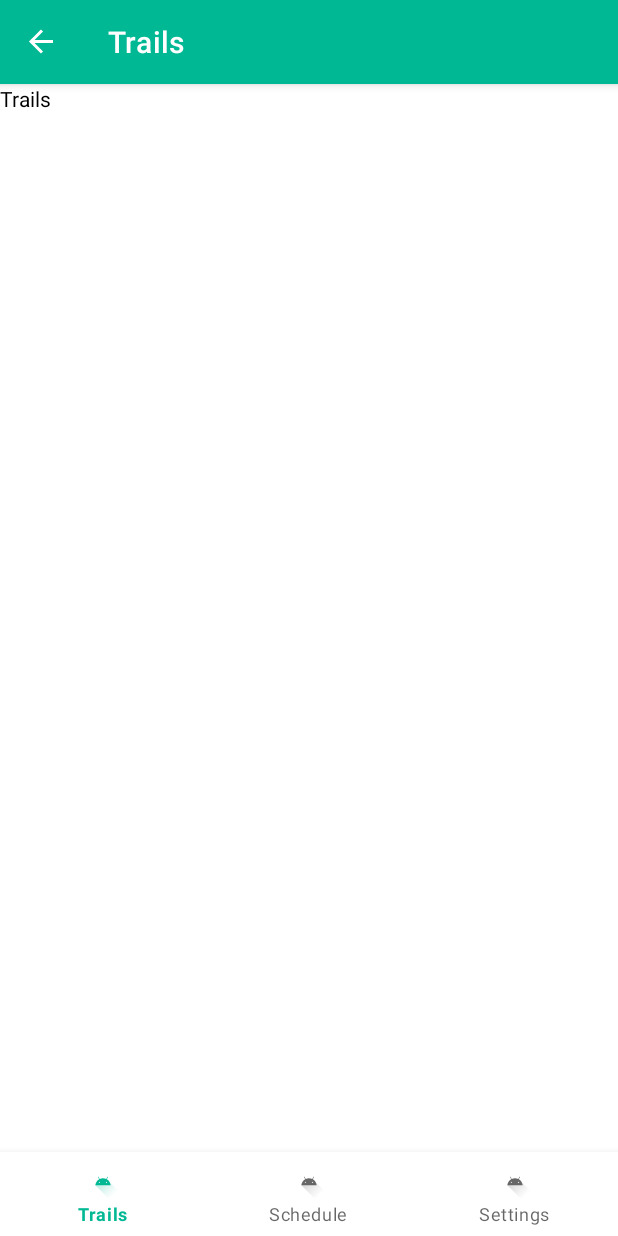
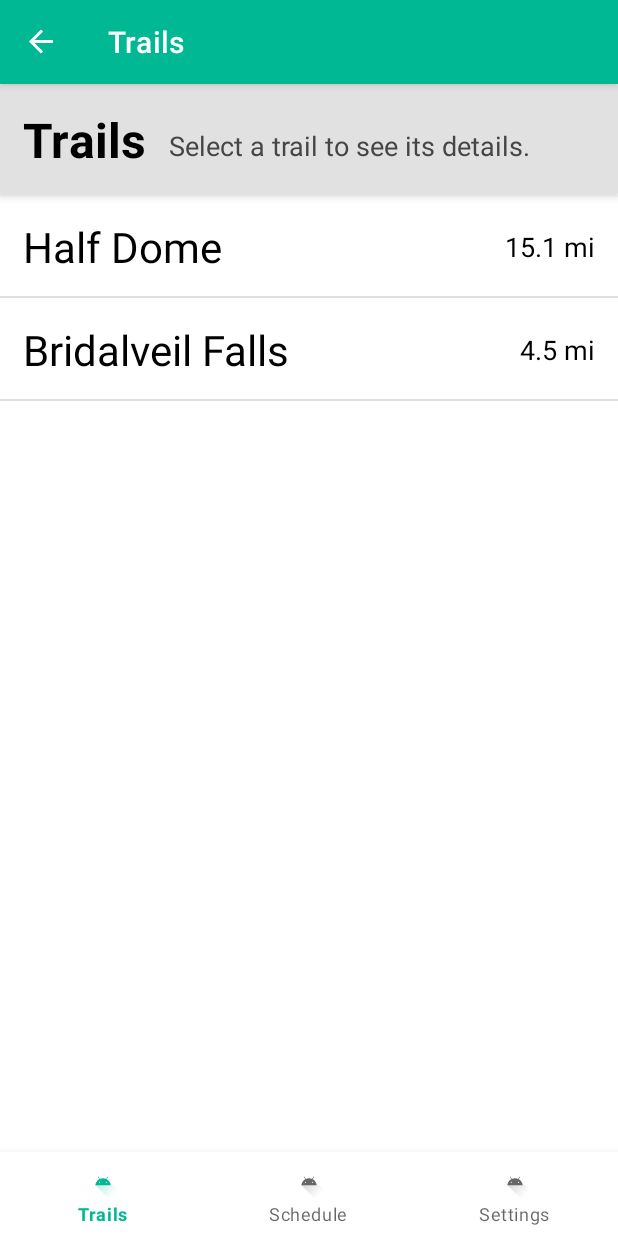
Before and after one commit to noahgeren/TrailAngel, an Android app: the MainActivity screen opened directly, with no data from a screen before it, after a tap on "Big Bend", on a phone screen of 412 x 824 dp. Run offline under Robolectric (Android 15) with nearby library versions, the light colour scheme and no system bars; our stand-ins replace navigation-ui; libraries missing offline, so code that uses them is left out: retrofit2.converter.jackson; 1 statement that could not run was skipped.

Commit message:
Adding more views

```diff
--- a/client/app/build.gradle
+++ b/client/app/build.gradle
@@ -49,4 +49,10 @@ dependencies {
     testImplementation 'junit:junit:4.13.2'
     androidTestImplementation 'androidx.test.ext:junit:1.1.2'
     androidTestImplementation 'androidx.test.espresso:espresso-core:3.3.0'
+    // https://mvnrepository.com/artifact/com.squareup.retrofit2/retrofit
+    implementation 'com.squareup.retrofit2:retrofit:2.9.0'
+    // https://mvnrepository.com/artifact/com.squareup.retrofit2/converter-jackson
+    implementation 'com.squareup.retrofit2:converter-jackson:2.9.0'
+
+
 }
--- a/client/app/src/main/AndroidManifest.xml
+++ b/client/app/src/main/AndroidManifest.xml
@@ -1,6 +1,7 @@
 <?xml version="1.0" encoding="utf-8"?>
 <manifest xmlns:android="http://schemas.android.com/apk/res/android"
     package="com.noahgeren.trailangel">
+    <uses-permission android:name="android.permission.INTERNET"/>
 
     <application
         android:allowBackup="true"
@@ -8,6 +9,7 @@
         android:label="@string/app_name"
         android:roundIcon="@mipmap/ic_launcher_round"
         android:supportsRtl="true"
+        android:networkSecurityConfig="@xml/network_security_config"
         android:theme="@style/Theme.TrailAngel">
         <activity android:name=".ui.MainActivity"></activity>
         <activity android:name=".ui.login.LoginActivity">
--- /dev/null
+++ b/client/app/src/main/java/com/noahgeren/trailangel/models/Trail.kt
@@ -0,0 +1,3 @@
+package com.noahgeren.trailangel.models
+
+data class Trail(val name: String, val length: Double)
--- /dev/null
+++ b/client/app/src/main/java/com/noahgeren/trailangel/models/User.kt
@@ -0,0 +1,4 @@
+package com.noahgeren.trailangel.models
+
+data class User(val phoneNumber:String, val name: String? = null,
+                val trailName: String? = null)
--- /dev/null
+++ b/client/app/src/main/java/com/noahgeren/trailangel/services/ApiService.kt
@@ -0,0 +1,13 @@
+package com.noahgeren.trailangel.services
+
+import com.noahgeren.trailangel.models.User
+import retrofit2.Call
+import retrofit2.http.Body
+import retrofit2.http.POST
+
+interface ApiService {
+
+    @POST("/user/login/request")
+    fun requestLogin(@Body user: User): Call<Map<String, Boolean>>
+
+}
--- a/client/app/src/main/java/com/noahgeren/trailangel/ui/MainActivity.kt
+++ b/client/app/src/main/java/com/noahgeren/trailangel/ui/MainActivity.kt
@@ -38,6 +38,7 @@ class MainActivity : AppCompatActivity(R.layout.activity_main) {
         when(navController.currentDestination?.id) {
             R.id.navigation_parks -> finish()
             R.id.navigation_trails -> sharedViewModel.trailsState = SharedViewModel.PARKS
+            R.id.navigation_trail_details -> sharedViewModel.trailsState = SharedViewModel.TRAILS
         }
         return navController.navigateUp() || super.onSupportNavigateUp()
     }
--- a/client/app/src/main/java/com/noahgeren/trailangel/ui/common/SharedViewModel.kt
+++ b/client/app/src/main/java/com/noahgeren/trailangel/ui/common/SharedViewModel.kt
@@ -5,7 +5,9 @@ import androidx.lifecycle.ViewModel
 class SharedViewModel: ViewModel() {
 
     companion object {
-        const val PARKS = 0; const val TRAILS = 1
+        const val PARKS = 0
+        const val TRAILS = 1
+        const val TRAIL_DETAILS = 3
     }
 
     var trailsState = PARKS
--- a/client/app/src/main/java/com/noahgeren/trailangel/ui/login/LoginFragment.kt
+++ b/client/app/src/main/java/com/noahgeren/trailangel/ui/login/LoginFragment.kt
@@ -3,6 +3,7 @@ package com.noahgeren.trailangel.ui.login
 import android.os.Bundle
 import android.os.Handler
 import android.telephony.PhoneNumberFormattingTextWatcher
+import android.util.Log
 import android.view.View
 import android.view.inputmethod.EditorInfo
 import android.widget.Button
@@ -11,7 +12,16 @@ import android.widget.FrameLayout
 import androidx.fragment.app.Fragment
 import androidx.navigation.Navigation
 import com.noahgeren.trailangel.R
+import com.noahgeren.trailangel.models.User
+import com.noahgeren.trailangel.services.ApiService
 import com.noahgeren.trailangel.ui.common.Utils
+import retrofit2.Call
+import retrofit2.Callback
+import retrofit2.Response
+import retrofit2.Retrofit
+import retrofit2.converter.jackson.JacksonConverterFactory
+
+const val TAG = "LoginFragment"
 
 class LoginFragment : Fragment(R.layout.fragment_login) {
 
@@ -32,13 +42,24 @@ class LoginFragment : Fragment(R.layout.fragment_login) {
         submit.setOnClickListener {
             Utils.hideKeyboard(requireActivity())
             loading.visibility = View.VISIBLE
+//            val retrofit = Retrofit.Builder()
+//                .baseUrl("http://192.168.0.155:8080/")
+//                .addConverterFactory(JacksonConverterFactory.create())
+//                .build()
+//            val apiService = retrofit.create(ApiService::class.java)
+//            val requestLoginCall = apiService.requestLogin(User("417-773-9631"))
+//            requestLoginCall.enqueue(object: Callback<Map<String, Boolean>> {
+//                override fun onResponse(call: Call<Map<String, Boolean>>, response: Response<Map<String, Boolean>>) {
+//                    Log.d(TAG, "Code: ${response.code()} Sent: ${response.body()?.get("sent")}")
+//                    loading.visibility = View.GONE
+//                }
+//                override fun onFailure(call: Call<Map<String, Boolean>>, t: Throwable) {
+//                    Log.d(TAG, "ERROR")
+//                }
+//            })
             Handler().postDelayed({
                 loading.visibility = View.GONE
                 Navigation.findNavController(view).navigate(R.id.action_login_to_verify)
-//                    val intent = Intent(requireContext(), MainActivity::class.java)
-//                    intent.flags = Intent.FLAG_ACTIVITY_CLEAR_TOP
-//                    requireActivity().finish()
-//                    startActivity(intent)
             }, 2000)
         }
     }
--- a/client/app/src/main/java/com/noahgeren/trailangel/ui/trails/ParksFragment.kt
+++ b/client/app/src/main/java/com/noahgeren/trailangel/ui/trails/ParksFragment.kt
@@ -18,7 +18,7 @@ class ParksFragment : Fragment(R.layout.fragment_parks) {
 
     override fun onViewCreated(view: View, savedInstanceState: Bundle?) {
         super.onViewCreated(view, savedInstanceState)
-        if(sharedViewModel.trailsState == SharedViewModel.TRAILS) {
+        if(sharedViewModel.trailsState != SharedViewModel.PARKS) {
             gotoTrails()
         }
         list = view.findViewById(R.id.parks_recycler_view)
@@ -26,13 +26,13 @@ class ParksFragment : Fragment(R.layout.fragment_parks) {
             "Big Bend", "Canyonlands", "Deathvalley", "Yosemite"
         ), { _: View, position: Int, _: Int ->
             Log.d("ParkFragment", "Clicked park #${position}")
+            sharedViewModel.trailsState = SharedViewModel.TRAILS
             gotoTrails()
         })
         list.adapter = parkAdapter
     }
 
     private fun gotoTrails() {
-        sharedViewModel.trailsState = SharedViewModel.TRAILS
         Navigation.findNavController(requireView()).navigate(R.id.action_parks_to_trails)
     }
 
--- /dev/null
+++ b/client/app/src/main/java/com/noahgeren/trailangel/ui/trails/TrailAdapter.kt
@@ -0,0 +1,38 @@
+package com.noahgeren.trailangel.ui.trails
+
+import android.content.Context
+import android.view.LayoutInflater
+import android.view.View
+import android.view.ViewGroup
+import android.widget.TextView
+import androidx.recyclerview.widget.RecyclerView
+import com.noahgeren.trailangel.R
+import com.noahgeren.trailangel.models.Trail
+import com.noahgeren.trailangel.ui.common.Utils.onClick
+
+class TrailAdapter(private val context: Context?, private val trails: List<Trail>,
+                  private val itemClickListener: (view: View, position: Int, type: Int) -> Unit) : RecyclerView.Adapter<TrailViewHolder>() {
+    override fun onCreateViewHolder(parent: ViewGroup, viewType: Int): TrailViewHolder {
+        val viewHolder = TrailViewHolder(LayoutInflater.from(context).inflate(R.layout.row_trail, parent, false))
+        viewHolder.onClick(itemClickListener)
+        return viewHolder
+    }
+
+    override fun onBindViewHolder(holder: TrailViewHolder, position: Int) {
+        val trail = trails[position]
+        holder.trailName.text = trail.name
+        holder.trailLength.text = "${trail.length} mi"
+    }
+
+    override fun getItemCount(): Int {
+        return trails.size
+    }
+
+}
+
+class TrailViewHolder(itemView: View) : RecyclerView.ViewHolder(itemView) {
+
+    val trailName: TextView = itemView.findViewById(R.id.trail_name)
+    val trailLength: TextView = itemView.findViewById(R.id.trail_length)
+
+}
--- a/client/app/src/main/java/com/noahgeren/trailangel/ui/trails/TrailsFragment.kt
+++ b/client/app/src/main/java/com/noahgeren/trailangel/ui/trails/TrailsFragment.kt
@@ -1,14 +1,41 @@
 package com.noahgeren.trailangel.ui.trails
 
 import android.os.Bundle
+import android.util.Log
 import androidx.fragment.app.Fragment
 import android.view.View
+import androidx.fragment.app.viewModels
+import androidx.navigation.Navigation
+import androidx.recyclerview.widget.RecyclerView
 import com.noahgeren.trailangel.R
+import com.noahgeren.trailangel.models.Trail
+import com.noahgeren.trailangel.ui.common.SharedViewModel
 
 class TrailsFragment : Fragment(R.layout.fragment_trails) {
 
+    private val sharedViewModel: SharedViewModel by viewModels({ requireActivity() })
+
+    private lateinit var list: RecyclerView
+
     override fun onViewCreated(view: View, savedInstanceState: Bundle?) {
         super.onViewCreated(view, savedInstanceState)
+        if(sharedViewModel.trailsState != SharedViewModel.TRAILS) {
+            gotoTrailDetails()
+        }
+        list = view.findViewById(R.id.trails_recycler_view)
+        val trailAdapter = TrailAdapter(context, listOf(
+                Trail("Half Dome", 15.1),
+                Trail("Bridalveil Falls", 4.5)
+        )) { _: View, position: Int, _: Int ->
+            Log.d("TrailFragment", "Clicked trail #${position}")
+            sharedViewModel.trailsState = SharedViewModel.TRAIL_DETAILS
+            gotoTrailDetails()
+        }
+        list.adapter = trailAdapter
+    }
+
+    private fun gotoTrailDetails() {
+        Navigation.findNavController(requireView()).navigate(R.id.action_trails_to_trail_details)
     }
 
 }
--- a/client/app/src/main/res/layout/fragment_trails.xml
+++ b/client/app/src/main/res/layout/fragment_trails.xml
@@ -1,13 +1,65 @@
 <?xml version="1.0" encoding="utf-8"?>
-<FrameLayout xmlns:android="http://schemas.android.com/apk/res/android"
+<androidx.constraintlayout.widget.ConstraintLayout xmlns:android="http://schemas.android.com/apk/res/android"
+    xmlns:app="http://schemas.android.com/apk/res-auto"
     xmlns:tools="http://schemas.android.com/tools"
     android:layout_width="match_parent"
     android:layout_height="match_parent"
     tools:context=".ui.trails.TrailsFragment">
 
-    <TextView
+    <androidx.cardview.widget.CardView
+        android:id="@+id/trails_header"
         android:layout_width="match_parent"
-        android:layout_height="match_parent"
-        android:text="@string/trails" />
+        android:layout_height="wrap_content"
+        app:cardBackgroundColor="@color/light_grey"
+        app:cardElevation="4dp"
+        app:layout_constraintStart_toStartOf="parent"
+        app:layout_constraintTop_toTopOf="parent">
 
-</FrameLayout>
+        <androidx.constraintlayout.widget.ConstraintLayout
+            android:layout_width="match_parent"
+            android:layout_height="match_parent">
+
+            <TextView
+                android:id="@+id/trails_label"
+                android:layout_width="wrap_content"
+                android:layout_height="wrap_content"
+                android:layout_marginStart="15dp"
+                android:layout_marginTop="15dp"
+                android:layout_marginBottom="15dp"
+                android:text="@string/trails"
+                android:textSize="32sp"
+                android:textStyle="bold"
+                app:layout_constraintBottom_toBottomOf="parent"
+                app:layout_constraintStart_toStartOf="parent"
+                app:layout_constraintTop_toTopOf="parent" />
+
+            <TextView
+                android:layout_width="wrap_content"
+                android:layout_height="wrap_content"
+                android:layout_marginStart="15dp"
+                android:layout_marginBottom="5dp"
+                android:text="@string/trails_desc"
+                android:textColor="@color/dark_grey"
+                android:textSize="18sp"
+                app:layout_constraintBottom_toBottomOf="@+id/trails_label"
+                app:layout_constraintStart_toEndOf="@+id/trails_label" />
+        </androidx.constraintlayout.widget.ConstraintLayout>
+
+    </androidx.cardview.widget.CardView>
+
+    <ScrollView
+        android:layout_width="match_parent"
+        android:layout_height="wrap_content"
+        app:layout_constraintStart_toStartOf="parent"
+        app:layout_constraintTop_toBottomOf="@id/trails_header">
+
+        <androidx.recyclerview.widget.RecyclerView
+            android:id="@+id/trails_recycler_view"
+            android:layout_width="match_parent"
+            android:layout_height="wrap_content"
+            app:layoutManager="LinearLayoutManager"
+            tools:listitem="@layout/row_trail"
+            tools:itemCount="3"/>
+    </ScrollView>
+
+</androidx.constraintlayout.widget.ConstraintLayout>
--- /dev/null
+++ b/client/app/src/main/res/layout/row_trail.xml
@@ -0,0 +1,39 @@
+<?xml version="1.0" encoding="utf-8"?>
+<androidx.constraintlayout.widget.ConstraintLayout xmlns:android="http://schemas.android.com/apk/res/android"
+    android:layout_width="match_parent"
+    android:layout_height="wrap_content"
+    xmlns:app="http://schemas.android.com/apk/res-auto"
+    xmlns:tools="http://schemas.android.com/tools">
+
+    <TextView
+        android:id="@+id/trail_name"
+        android:layout_width="wrap_content"
+        android:layout_height="wrap_content"
+        android:layout_marginStart="15dp"
+        android:layout_marginTop="15dp"
+        android:layout_marginBottom="15dp"
+        android:textSize="28sp"
+        app:layout_constraintBottom_toBottomOf="parent"
+        app:layout_constraintStart_toStartOf="parent"
+        app:layout_constraintTop_toTopOf="parent"
+        tools:text="Half Dome" />
+
+    <TextView
+        android:id="@+id/trail_length"
+        android:layout_width="wrap_content"
+        android:layout_height="wrap_content"
+        android:layout_marginEnd="15dp"
+        app:layout_constraintBottom_toBottomOf="parent"
+        app:layout_constraintEnd_toEndOf="parent"
+        app:layout_constraintTop_toTopOf="parent"
+        android:textSize="18sp"
+        tools:text="3 mi"/>
+
+    <View
+        android:id="@+id/view"
+        android:layout_width="match_parent"
+        android:layout_height="1dp"
+        android:background="?android:attr/listDivider"
+        app:layout_constraintBottom_toBottomOf="parent"
+        app:layout_constraintStart_toStartOf="parent" />
+</androidx.constraintlayout.widget.ConstraintLayout>
--- a/client/app/src/main/res/navigation/main_nav_graph.xml
+++ b/client/app/src/main/res/navigation/main_nav_graph.xml
@@ -31,5 +31,14 @@
         android:id="@+id/navigation_trails"
         android:name="com.noahgeren.trailangel.ui.trails.TrailsFragment"
         android:label="@string/trails"
-        tools:layout="@layout/fragment_trails" />
+        tools:layout="@layout/fragment_trails" >
+        <action
+            android:id="@+id/action_trails_to_trail_details"
+            app:destination="@id/navigation_trail_details" />
+    </fragment>
+    <fragment
+        android:id="@+id/navigation_trail_details"
+        android:name="com.noahgeren.trailangel.ui.trails.TrailDetailsFragment"
+        android:label="@string/testing_label"
+        tools:layout="@layout/fragment_trail_details" />
 </navigation>
--- a/client/app/src/main/res/values/strings.xml
+++ b/client/app/src/main/res/values/strings.xml
@@ -9,6 +9,8 @@
     <string name="trails">Trails</string>
     <string name="parks">Parks</string>
     <string name="parks_desc">Select a park to see its trails.</string>
+    <string name="trails_desc">Select a trail to see its details.</string>
+    <string name="trail_schedule">Schedule Trail</string>
     <!-- Schedule -->
     <string name="schedule">Schedule</string>
     <!-- Settings -->
@@ -25,6 +27,8 @@
     <string name="trails_icon">Trails Icon</string>
     <string name="schedule_icon">Schedule Icon</string>
     <string name="settings_icon">Settings Icon</string>
-    <!-- TODO: Remove or change this placeholder text -->
-    <string name="hello_blank_fragment">Hello blank fragment</string>
+    <!-- TODO: Remove this -->
+    <string name="testing_trail_name">Half Dome</string>
+    <string name="testing_details">Details coming soon!</string>
+    <string name="testing_label">Trail Details</string>
 </resources>
--- /dev/null
+++ b/client/app/src/main/res/xml/network_security_config.xml
@@ -0,0 +1,6 @@
+<?xml version="1.0" encoding="utf-8"?>
+<network-security-config>
+    <domain-config cleartextTrafficPermitted="true">
+        <domain includeSubdomains="true">192.168.0.155</domain>
+    </domain-config>
+</network-security-config>
```
Also changed, not shown: client/app/src/main/java/com/noahgeren/trailangel/ui/trails/TrailDetailsFragment.kt (added, +13 -0 lines), client/app/src/main/res/layout/fragment_trail_details.xml (added, +42 -0 lines).
